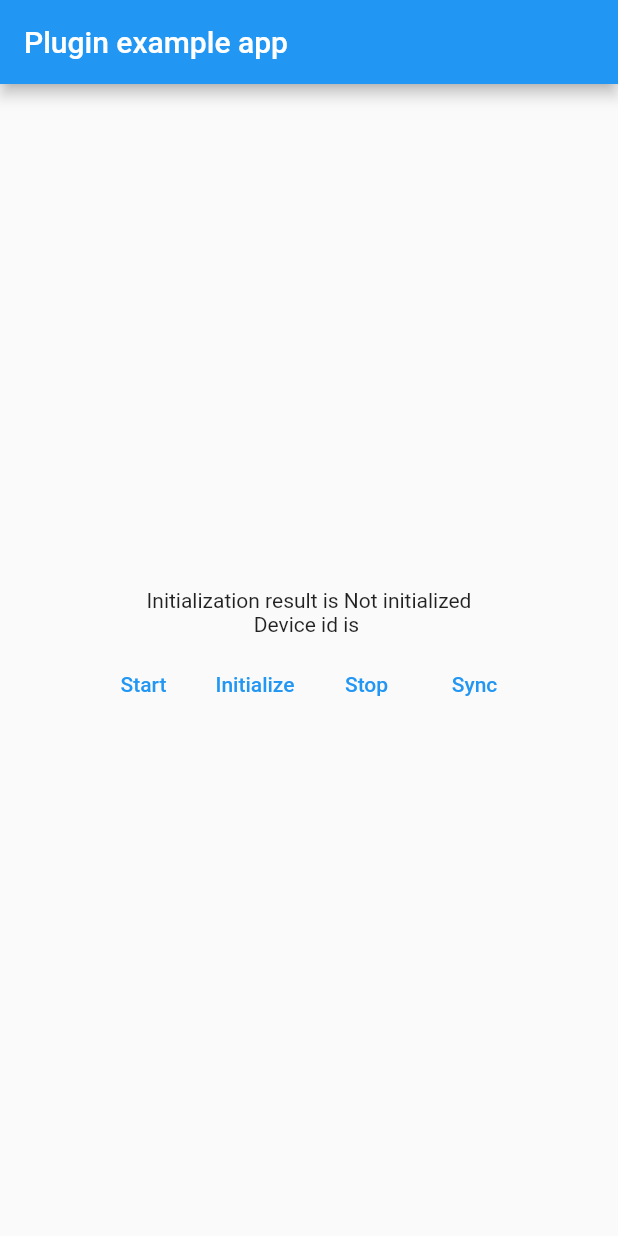
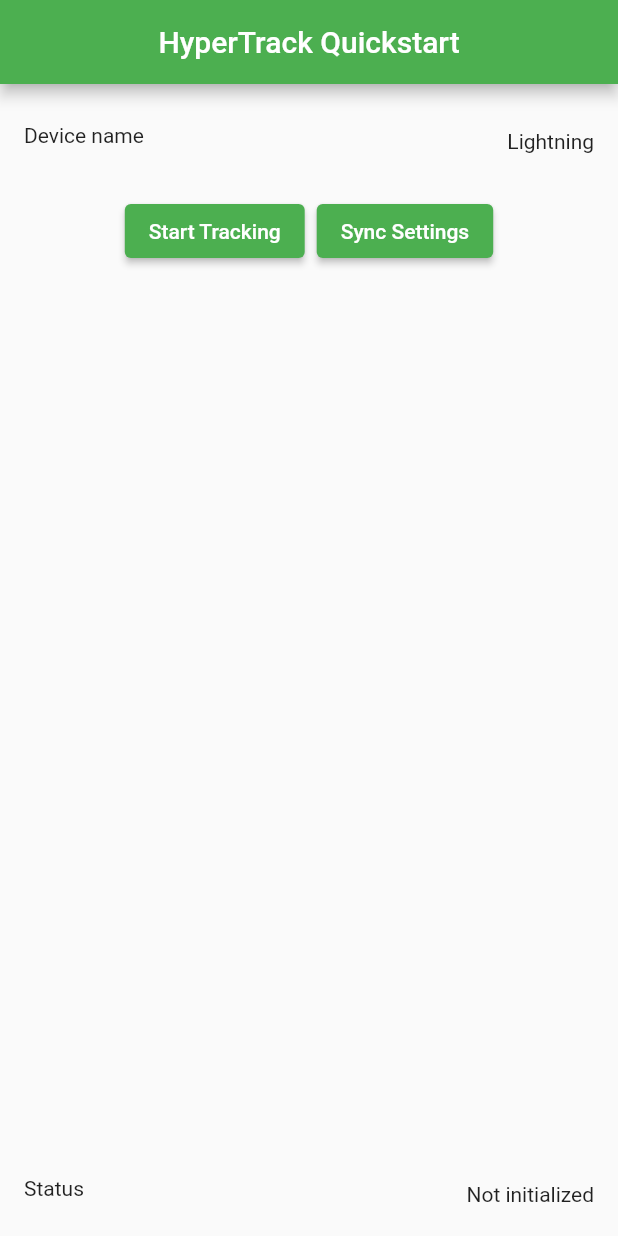
Before and after one commit to hypertrack/sdk-flutter, a Flutter app: the screen it shows after launch, on a phone screen of 412 x 824 dp. Run offline on Flutter 3.47's test engine with Material 2 defaults, Android fonts, the phone set to English and light mode, and no system bars; our stand-ins replace plugin_platform_interface.

Commit message:
Removed result.error in registrar and updated example app

```diff
--- a/example/lib/main.dart
+++ b/example/lib/main.dart
@@ -1,94 +1,117 @@
 import 'package:flutter/material.dart';
-import 'dart:async';
-
+import 'package:hypertrack_plugin/const/constants.dart';
 import 'package:hypertrack_plugin/hypertrack.dart';
 
-void main() => runApp(MyApp());
+void main() {
+  runApp(const MyApp());
+}
 
 class MyApp extends StatefulWidget {
+  const MyApp({Key? key}) : super(key: key);
+
   @override
-  _MyAppState createState() => _MyAppState();
+  State<MyApp> createState() => _MyAppState();
 }
 
 class _MyAppState extends State<MyApp> {
-  static const key = 'paste_your_key_here';
+  HyperTrack _hypertrackFlutterPlugin = HyperTrack();
+  final String _publishableKey = "KdoMYSdE4MFWHEjdOO32xGP2jpmeyV0A0BPtRXUEfUiZfhPm5IfA5j"
+      "NmQWJZ7GfQBhUtE8SpdoRbtndPGyGofA";
+  final String _deviceName = 'Lightning';
   String _result = 'Not initialized';
-  String _deviceId = '';
-  HyperTrack sdk;
+  bool isRunning = false;
 
-  // Platform messages are asynchronous, so we initialize in an async method.
-  Future<void> initializeSdk() async {
-    HyperTrack.enableDebugLogging();
-    // Initializer is just a helper class to get the actual sdk instance
-    String result = 'failure';
-    try {
-      sdk = await HyperTrack.initialize(key);
-      result = 'initialized';
-      sdk.setDeviceName("Flutter Elvis");
-      sdk.setDeviceMetadata({"source": "flutter sdk"});
-      sdk.onTrackingStateChanged.listen((TrackingStateChange event) {
-        if (mounted) {
-          setState(() {
-            _result = '$event';
-          });
-        }
-      });
-    } catch (e) {
-      print(e);
-    }
-
-    final deviceId = (sdk == null) ? "unknown" : await sdk.getDeviceId();
-
-    // If the widget was removed from the tree while the asynchronous platform
-    // message was in flight, we want to discard the reply rather than calling
-    // setState to update our non-existent appearance.
-    if (!mounted) return;
-
-    setState(() {
-      _result = result;
-      _deviceId = deviceId;
-    });
+  @override
+  void initState() {
+    super.initState();
+    initHyperTrack();
   }
-
-  void start() => sdk.start();
-
-  void stop() => sdk.stop();
-
-  void syncDeviceSettings() => sdk.syncDeviceSettings();
 
   @override
   Widget build(BuildContext context) {
     return MaterialApp(
+      theme: ThemeData(
+        colorScheme: const ColorScheme.light(primary: Colors.green),
+      ),
       home: Scaffold(
-        appBar: AppBar(
-          title: const Text('Plugin example app'),
-        ),
-        body: Center(
-          child: Column(
-            mainAxisAlignment: MainAxisAlignment.center,
-            children: <Widget>[
-              Text(
-                'Initialization result is $_result',
-              ),
-              Text(
-                'Device id is $_deviceId',
+          appBar: AppBar(
+            title: const Text('HyperTrack Quickstart'),
+            centerTitle: true,
+          ),
+          body: ListView(
+            children: [
+              SizedBox(height: 10),
+              ListTile(
+                leading: const Text("Device name"),
+                trailing: Text(
+                  _deviceName,
+                ),
               ),
               ButtonBar(
+                alignment: MainAxisAlignment.center,
                 children: [
-                  TextButton(onPressed: start, child: Text("Start")),
-                  TextButton(
-                      onPressed: initializeSdk, child: Text("Initialize")),
-                  TextButton(onPressed: stop, child: Text("Stop")),
-                  TextButton(
-                      onPressed: syncDeviceSettings, child: Text("Sync")),
+                  ElevatedButton(
+                    style: ElevatedButton.styleFrom(primary: isRunning ? Colors.red : Colors.green),
+                    onPressed: () {
+                      isRunning
+                          ? _hypertrackFlutterPlugin.stop()
+                          : _hypertrackFlutterPlugin.start();
+                      setState(() {});
+                    },
+                    child:
+                    Text(isRunning ? "Stop Tracking" : "Start Tracking"),
+
+
+                  ),
+                  ElevatedButton(
+                    onPressed: () async =>
+                        _hypertrackFlutterPlugin.syncDeviceSettings(),
+                    child: const Text("Sync Settings"),
+                  ),
                 ],
-                alignment: MainAxisAlignment.center,
-                mainAxisSize: MainAxisSize.max,
               ),
             ],
           ),
-        ),
-      ),
+          bottomNavigationBar: ListTile(
+            leading: Text("Status"),
+            trailing: Text(_result),
+          )),
     );
   }
+
+  void initHyperTrack() async {
+    _hypertrackFlutterPlugin = await HyperTrack().initialize(_publishableKey);
+    _hypertrackFlutterPlugin.setDeviceName(_deviceName);
+    _hypertrackFlutterPlugin.setDeviceMetadata({"source": "flutter sdk"});
+    _hypertrackFlutterPlugin.onTrackingStateChanged
+        .listen((TrackingStateChange event) {
+      if (mounted) {
+        updateButtonState();
+        _result = getTrackingStatus(event);
+        setState(() {});
+      }
+    });
+  }
+
+  void updateButtonState() async {
+    final temp = await _hypertrackFlutterPlugin.isRunning();
+    isRunning = temp;
+  }
 }
+
+String getTrackingStatus (TrackingStateChange event) {
+  Map<TrackingStateChange, String> statusMap = {
+    TrackingStateChange.start: "Tracking Started",
+    TrackingStateChange.stop: "Tracking Stop",
+    TrackingStateChange.unknownError: "Unknown Error",
+    TrackingStateChange.authError: "Authentication Error",
+    TrackingStateChange.networkError: "Network Error",
+    TrackingStateChange.invalidToken: "Invalid Token",
+    TrackingStateChange.locationDisabled: "Location Disabled",
+    TrackingStateChange.permissionsDenied: "Permissions Denied",
+  };
+  if (statusMap[event] == null) {
+    throw Exception("Unexpected null value in getTrackingStatus");
+  }
+  return statusMap[event]!;
+}
--- a/example/pubspec.yaml
+++ b/example/pubspec.yaml
@@ -3,7 +3,7 @@ description: Demonstrates how to use the hypertrack plugin.
 publish_to: 'none'
 
 environment:
-  sdk: ">=2.1.0 <3.0.0"
+  sdk: ">=2.12.0 <3.0.0"
 
 dependencies:
   flutter:
```
Also changed, not shown: 1 other file.
